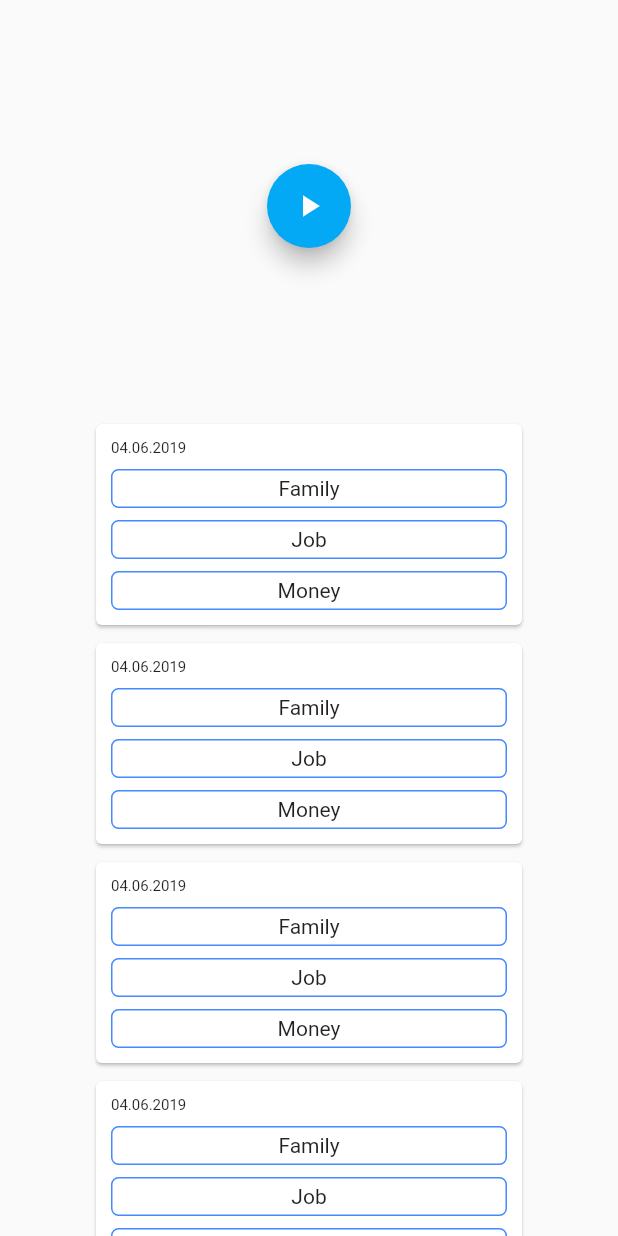
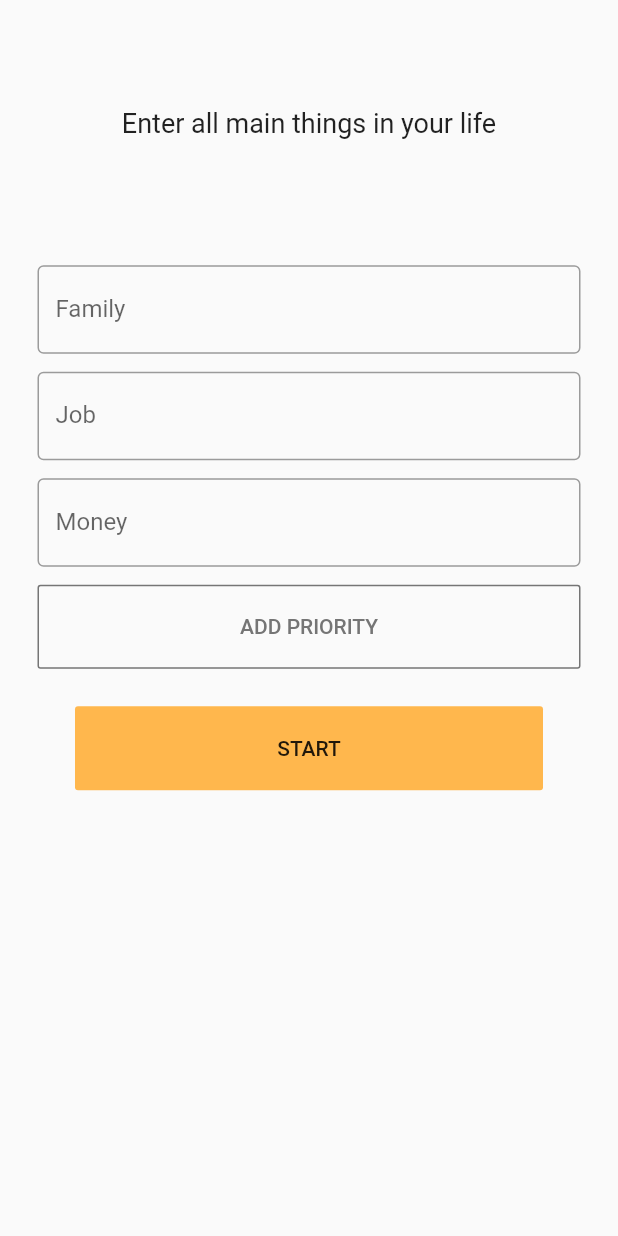
Before and after one commit to VeselinaZatchepina/priorities, a Flutter app: the screen it shows after launch, on a phone screen of 412 x 824 dp. Run offline on Flutter 3.47's test engine with Material 2 defaults, Android fonts, the phone set to English and light mode, and no system bars.

Commit message:
feat: add priorities route

```diff
--- a/priorities/lib/main.dart
+++ b/priorities/lib/main.dart
@@ -1,4 +1,5 @@
 import 'package:flutter/material.dart';
+import 'package:priorities/priorities/priorities_route.dart';
 import 'package:priorities/start_test/main_route.dart';
 import 'package:priorities/welcome/welcome_route.dart';
 
@@ -11,8 +12,9 @@ class MyApp extends StatelessWidget {
     return MaterialApp(
         initialRoute: '/',
         routes: {
-          '/': (context) => MainRoute(),
+          '/': (context) => PrioritiesRoute(), // should be WelcomeRoute()
           '/main_route': (context) => MainRoute(),
+          '/priorities_route': (context) => PrioritiesRoute(),
         });
   }
 }
--- /dev/null
+++ b/priorities/lib/priorities/priorities_route.dart
@@ -0,0 +1,106 @@
+import 'package:flutter/material.dart';
+
+class PrioritiesRoute extends StatefulWidget {
+  @override
+  _PrioritiesRouteState createState() => _PrioritiesRouteState();
+}
+
+class _PrioritiesRouteState extends State<PrioritiesRoute> {
+
+  int _countOfAddedPriorityFileds = 0;
+
+
+  @override
+  Widget build(BuildContext context) {
+    return Scaffold(
+      body: SafeArea(child: Column(
+        children: <Widget>[
+          Expanded(flex: 2, child: _defineTitle()),
+          Expanded(flex: 8, child: ListView(
+            children: <Widget>[
+              _definePriorityField("Family"),
+              _definePriorityField("Job"),
+              _definePriorityField("Money"),
+              ..._defineAddedPriorityFiled(),
+              _defineAddPriorityButton(),
+              _defineStartButton()
+            ],
+          )),
+        ],
+      )),
+    );
+  }
+
+  Widget _defineTitle() {
+    return Container(
+      alignment: AlignmentDirectional.center,
+      child: Text("Enter all main things in your life", style: TextStyle(
+          fontSize: 18.0
+      )),
+    );
+  }
+
+  Widget _definePriorityField(String hint) {
+    return Padding(
+      padding: const EdgeInsets.only(top: 12.0, left: 25.0, right: 25.0,),
+      child: TextFormField(
+        decoration: InputDecoration(
+            labelText: hint,
+            border: OutlineInputBorder()),
+        controller: null,
+      ),
+    );
+  }
+
+  List<Widget> _defineAddedPriorityFiled() {
+    List<Widget> addedPriorityFields = [];
+    for (var i = 0; i < _countOfAddedPriorityFileds; i++) {
+      addedPriorityFields.add(_definePriorityField("New priority"));
+    }
+    return addedPriorityFields;
+  }
+
+  Widget _defineAddPriorityButton() {
+    return Padding(
+      padding: const EdgeInsets.only(top: 12.0, left: 25.0, right: 25.0,),
+      child: Container(
+        width: double.infinity,
+        child: OutlineButton(
+          borderSide: BorderSide(
+            color: Colors.grey.shade600, //Color of the border
+            style: BorderStyle.solid, //Style of the border
+            width: 1.0, //width of the border
+          ),
+          onPressed: () {
+            setState(() {
+              _countOfAddedPriorityFileds++;
+            });
+          },
+          child: Padding(
+              padding: const EdgeInsets.only(top: 20.0, bottom: 20.0),
+              child: Text("Add priority".toUpperCase(), style: TextStyle(
+                  color: Colors.grey
+                      .shade600),) //Icon(Icons.add, color: Colors.grey.shade300,),
+          ),
+        ),
+      ),
+    );
+  }
+
+  Widget _defineStartButton() {
+    return Padding(
+      padding: const EdgeInsets.only(top: 25.0, left: 50.0, right: 50.0,),
+      child: Container(
+        width: double.infinity,
+        child: FlatButton(onPressed: () {},
+          child: Padding(
+            padding: const EdgeInsets.only(top: 20.0, bottom: 20.0),
+            child: Text(
+              "Start".toUpperCase(), style: TextStyle(color: Colors.black87),),
+          ),
+          color: Colors.orange.shade300,),
+      ),
+    );
+  }
+
+}
```
Also changed, not shown: priorities/pubspec.lock.
